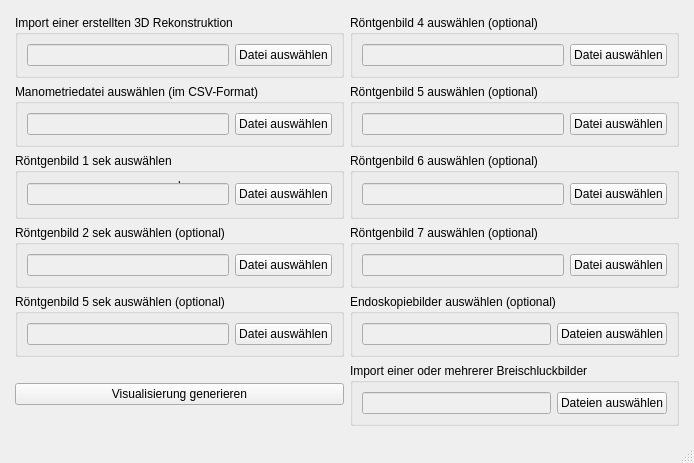
This is 3drekonstruktionspeiseroehre/ui-files/file_selection_window_design.ui in ds-lab/EsophagusVisualization as Qt 5 draws it before an edit. The edited form follows.
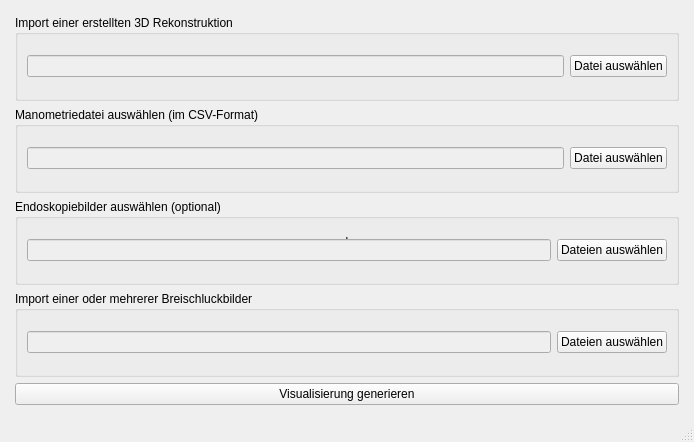
This is the edited form.

Commit message: Eingabefelder für Eingabe einzelner Breischluckbilder  entfernt

```diff
--- a/3drekonstruktionspeiseroehre/ui-files/file_selection_window_design.ui
+++ b/3drekonstruktionspeiseroehre/ui-files/file_selection_window_design.ui
@@ -101,195 +101,6 @@
        </widget>
       </item>
       <item row="2" column="0">
-       <widget class="QGroupBox" name="groupBox_2">
-        <property name="title">
-         <string>Röntgenbild 1 sek auswählen</string>
-        </property>
-        <layout class="QGridLayout" name="gridLayout_3">
-         <item row="0" column="0">
-          <layout class="QHBoxLayout" name="horizontalLayout_2">
-           <item>
-            <widget class="QLineEdit" name="xray_textfield1">
-             <property name="enabled">
-              <bool>false</bool>
-             </property>
-            </widget>
-           </item>
-           <item>
-            <widget class="QPushButton" name="xray_button1">
-             <property name="text">
-              <string>Datei auswählen</string>
-             </property>
-            </widget>
-           </item>
-          </layout>
-         </item>
-        </layout>
-       </widget>
-      </item>
-      <item row="3" column="0">
-       <widget class="QGroupBox" name="groupBox_2">
-        <property name="title">
-         <string>Röntgenbild 2 sek auswählen (optional)</string>
-        </property>
-        <layout class="QGridLayout" name="gridLayout_3">
-         <item row="0" column="0">
-          <layout class="QHBoxLayout" name="horizontalLayout_2">
-           <item>
-            <widget class="QLineEdit" name="xray_textfield2">
-             <property name="enabled">
-              <bool>false</bool>
-             </property>
-            </widget>
-           </item>
-           <item>
-            <widget class="QPushButton" name="xray_button2">
-             <property name="text">
-              <string>Datei auswählen</string>
-             </property>
-            </widget>
-           </item>
-          </layout>
-         </item>
-        </layout>
-       </widget>
-      </item>
-       <item row="4" column="0">
-       <widget class="QGroupBox" name="groupBox_2">
-        <property name="title">
-         <string>Röntgenbild 5 sek auswählen (optional) </string>
-        </property>
-        <layout class="QGridLayout" name="gridLayout_3">
-         <item row="0" column="0">
-          <layout class="QHBoxLayout" name="horizontalLayout_2">
-           <item>
-            <widget class="QLineEdit" name="xray_textfield3">
-             <property name="enabled">
-              <bool>false</bool>
-             </property>
-            </widget>
-           </item>
-           <item>
-            <widget class="QPushButton" name="xray_button3">
-             <property name="text">
-              <string>Datei auswählen</string>
-             </property>
-            </widget>
-           </item>
-          </layout>
-         </item>
-        </layout>
-       </widget>
-      </item>
-      <item row="0" column="1">
-       <widget class="QGroupBox" name="groupBox_2">
-        <property name="title">
-         <string>Röntgenbild 4 auswählen (optional) </string>
-        </property>
-        <layout class="QGridLayout" name="gridLayout_3">
-         <item row="0" column="0">
-          <layout class="QHBoxLayout" name="horizontalLayout_2">
-           <item>
-            <widget class="QLineEdit" name="xray_textfield4">
-             <property name="enabled">
-              <bool>false</bool>
-             </property>
-            </widget>
-           </item>
-           <item>
-            <widget class="QPushButton" name="xray_button4">
-             <property name="text">
-              <string>Datei auswählen</string>
-             </property>
-            </widget>
-           </item>
-          </layout>
-         </item>
-        </layout>
-       </widget>
-      </item>
-      <item row="1" column="1">
-       <widget class="QGroupBox" name="groupBox_2">
-        <property name="title">
-         <string>Röntgenbild 5 auswählen (optional) </string>
-        </property>
-        <layout class="QGridLayout" name="gridLayout_3">
-         <item row="0" column="0">
-          <layout class="QHBoxLayout" name="horizontalLayout_2">
-           <item>
-            <widget class="QLineEdit" name="xray_textfield5">
-             <property name="enabled">
-              <bool>false</bool>
-             </property>
-            </widget>
-           </item>
-           <item>
-            <widget class="QPushButton" name="xray_button5">
-             <property name="text">
-              <string>Datei auswählen</string>
-             </property>
-            </widget>
-           </item>
-          </layout>
-         </item>
-        </layout>
-       </widget>
-      </item>
-      <item row="2" column="1">
-       <widget class="QGroupBox" name="groupBox_2">
-        <property name="title">
-         <string>Röntgenbild 6 auswählen (optional) </string>
-        </property>
-        <layout class="QGridLayout" name="gridLayout_3">
-         <item row="0" column="0">
-          <layout class="QHBoxLayout" name="horizontalLayout_2">
-           <item>
-            <widget class="QLineEdit" name="xray_textfield6">
-             <property name="enabled">
-              <bool>false</bool>
-             </property>
-            </widget>
-           </item>
-           <item>
-            <widget class="QPushButton" name="xray_button6">
-             <property name="text">
-              <string>Datei auswählen</string>
-             </property>
-            </widget>
-           </item>
-          </layout>
-         </item>
-        </layout>
-       </widget>
-      </item>
-      <item row="3" column="1">
-       <widget class="QGroupBox" name="groupBox_2">
-        <property name="title">
-         <string>Röntgenbild 7 auswählen (optional) </string>
-        </property>
-        <layout class="QGridLayout" name="gridLayout_3">
-         <item row="0" column="0">
-          <layout class="QHBoxLayout" name="horizontalLayout_2">
-           <item>
-            <widget class="QLineEdit" name="xray_textfield7">
-             <property name="enabled">
-              <bool>false</bool>
-             </property>
-            </widget>
-           </item>
-           <item>
-            <widget class="QPushButton" name="xray_button7">
-             <property name="text">
-              <string>Datei auswählen</string>
-             </property>
-            </widget>
-           </item>
-          </layout>
-         </item>
-        </layout>
-       </widget>
-      </item>
-      <item row="4" column="1">
        <widget class="QGroupBox" name="groupBox_3">
         <property name="title">
          <string>Endoskopiebilder auswählen (optional)</string>
@@ -316,14 +127,14 @@
         </layout>
        </widget>
       </item>
-      <item row="6" column="0">
+      <item row="4" column="0">
        <widget class="QPushButton" name="visualization_button">
         <property name="text">
          <string>Visualisierung generieren</string>
         </property>
        </widget>
       </item>
-     <item row="6" column="1">
+     <item row="3" column="0">
        <widget class="QGroupBox" name="groupBox_4">
         <property name="title">
          <string>Import einer oder mehrerer Breischluckbilder</string>
```
The commit also changes 1 other file.
